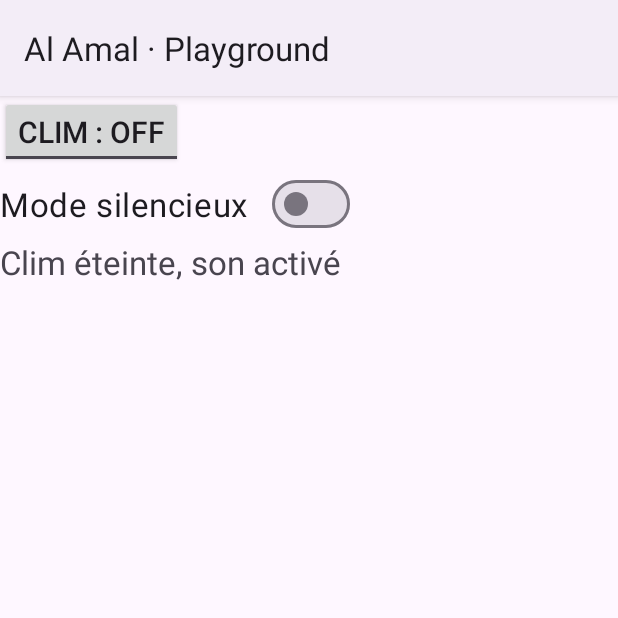
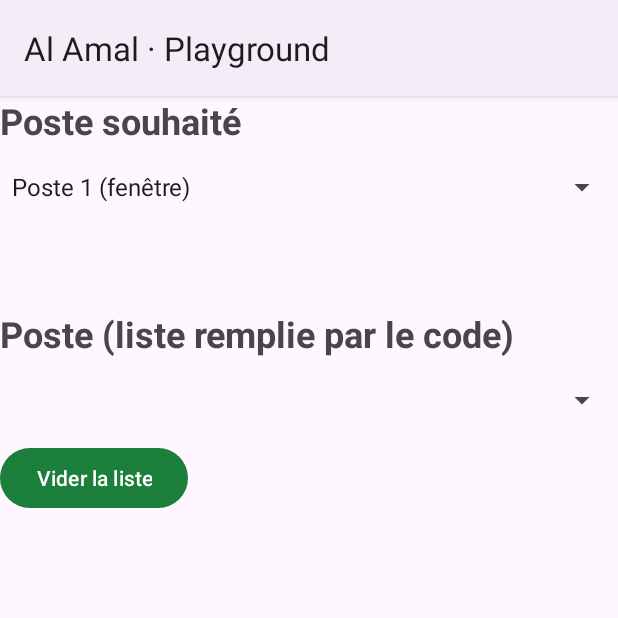
Before and after one commit to mks-zakaria/TP-M203-DEV-UI, an Android app built with Jetpack Compose: the screen it shows after launch (PlaygroundActivity), on a phone screen of 412 x 824 dp, the top half of it. Run offline under Robolectric (Android 15) with nearby library versions, the phone set to English and light mode, and no system bars; 1 statement that could not run was skipped.

Commit message:
avancement 23-11-2026

```diff
--- a/app/src/main/java/ma/ofppt/ista/alamal/PlaygroundActivity.kt
+++ b/app/src/main/java/ma/ofppt/ista/alamal/PlaygroundActivity.kt
@@ -1,6 +1,7 @@
 package ma.ofppt.ista.alamal
 
 import android.os.Bundle
+import android.widget.Spinner
 import android.widget.TextView
 import android.widget.ToggleButton
 import androidx.appcompat.app.AppCompatActivity
@@ -48,25 +49,33 @@ class PlaygroundActivity : AppCompatActivity() {
 //                R.id.rad120 -> txtForfait.text = "Forfait 18 min, 18 DH"
 //            }
 //        }
+//
+//
+//        val normalSwitch = findViewById<ToggleButton>(R.id.tglClim)
+//        val materialSwitch = findViewById<MaterialSwitch>(R.id.swSilence)
+//        val txtAffichage = findViewById<TextView>(R.id.txtEtat)
+//
+//        normalSwitch.setOnCheckedChangeListener { _, ischecked ->
+//            if (ischecked)
+//                txtAffichage.text = "Climatisation On"
+//            else
+//                txtAffichage.text = "Climatisation Off"
+//
+//        }
+//
+//        materialSwitch.setOnCheckedChangeListener { _, ischecked ->
+//            if (ischecked)
+//                txtAffichage.text = "Mode silence: On"
+//            else
+//                txtAffichage.text = "Mode silence: Off"
+//        }
+
+        val sp01 = findViewById<Spinner>(R.id.spPoste)
+        val txtPost = findViewById<TextView>(R.id.txtPoste)
+
+        sp01.OnItemSelectedListener =
 
 
-        val normalSwitch = findViewById<ToggleButton>(R.id.tglClim)
-        val materialSwitch = findViewById<MaterialSwitch>(R.id.swSilence)
-        val txtAffichage = findViewById<TextView>(R.id.txtEtat)
 
-        normalSwitch.setOnCheckedChangeListener { _, ischecked ->
-            if (ischecked)
-                txtAffichage.text = "Climatisation On"
-            else
-                txtAffichage.text = "Climatisation Off"
-
-        }
-
-        materialSwitch.setOnCheckedChangeListener { _, ischecked ->
-            if (ischecked)
-                txtAffichage.text = "Mode silence: On"
-            else
-                txtAffichage.text = "Mode silence: Off"
-        }
     }
 }
--- a/app/src/main/res/layout/activity_playground.xml
+++ b/app/src/main/res/layout/activity_playground.xml
@@ -84,26 +84,68 @@
     <!--        android:textSize="22sp" />-->
 
     <!-- Étape 3 — ToggleButton et Switch : marche ou arrêt -->
-    <ToggleButton
-        android:id="@+id/tglClim"
+<!--    <ToggleButton-->
+<!--        android:id="@+id/tglClim"-->
+<!--        android:layout_width="wrap_content"-->
+<!--        android:layout_height="wrap_content"-->
+<!--        android:textOff="Clim : OFF"-->
+<!--        android:textOn="Clim : ON"-->
+<!--        android:textSize="20sp" />-->
+
+<!--    <com.google.android.material.materialswitch.MaterialSwitch-->
+<!--        android:id="@+id/swSilence"-->
+<!--        android:layout_width="wrap_content"-->
+<!--        android:layout_height="wrap_content"-->
+<!--        android:text="Mode silencieux"-->
+<!--        android:textSize="22sp" />-->
+
+<!--    <TextView-->
+<!--        android:id="@+id/txtEtat"-->
+<!--        android:layout_width="wrap_content"-->
+<!--        android:layout_height="wrap_content"-->
+<!--        android:text="Clim éteinte, son activé"-->
+<!--        android:textSize="22sp" />-->
+
+    <!-- Étape 4 — liste déroulante (Spinner) pour choisir le poste -->
+    <TextView
         android:layout_width="wrap_content"
         android:layout_height="wrap_content"
-        android:textOff="Clim : OFF"
-        android:textOn="Clim : ON"
-        android:textSize="20sp" />
-
-    <com.google.android.material.materialswitch.MaterialSwitch
-        android:id="@+id/swSilence"
+        android:text="Poste souhaité"
+        android:textSize="24sp"
+        android:textStyle="bold" />
+    <Spinner
+        android:id="@+id/spPoste"
+        android:layout_width="match_parent"
+        android:layout_height="wrap_content"
+        android:minHeight="56dp"
+        android:entries="@array/s02_postes" />
+    <TextView
+        android:id="@+id/txtPoste"
         android:layout_width="wrap_content"
         android:layout_height="wrap_content"
-        android:text="Mode silencieux"
         android:textSize="22sp" />
-
     <TextView
-        android:id="@+id/txtEtat"
         android:layout_width="wrap_content"
         android:layout_height="wrap_content"
-        android:text="Clim éteinte, son activé"
+        android:layout_marginTop="24dp"
+        android:text="Poste (liste remplie par le code)"
+        android:textSize="24sp"
+        android:textStyle="bold" />
+
+    <Spinner
+        android:id="@+id/spPosteCode"
+        android:layout_width="match_parent"
+        android:layout_height="wrap_content"
+        android:minHeight="56dp" />
+    <Button
+        android:id="@+id/btnVider"
+        android:layout_width="wrap_content"
+        android:layout_height="wrap_content"
+        android:text="Vider la liste" />
+    <TextView
+        android:id="@+id/txtPosteCode"
+        android:layout_width="wrap_content"
+        android:layout_height="wrap_content"
         android:textSize="22sp" />
 
 </LinearLayout>
```
